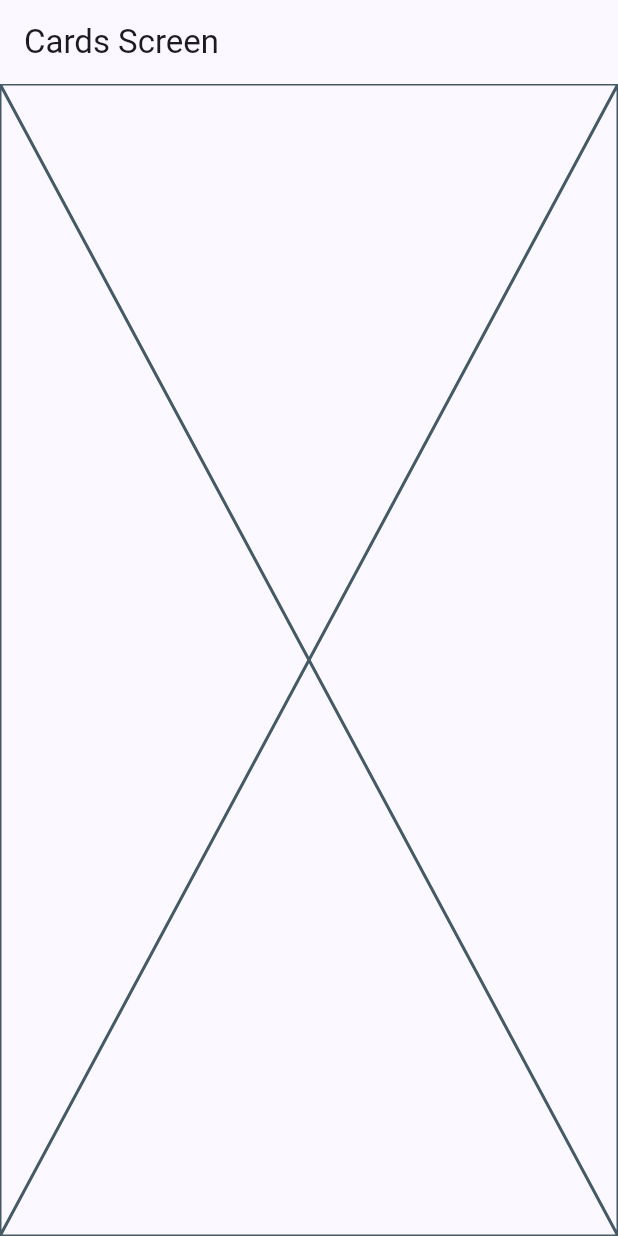
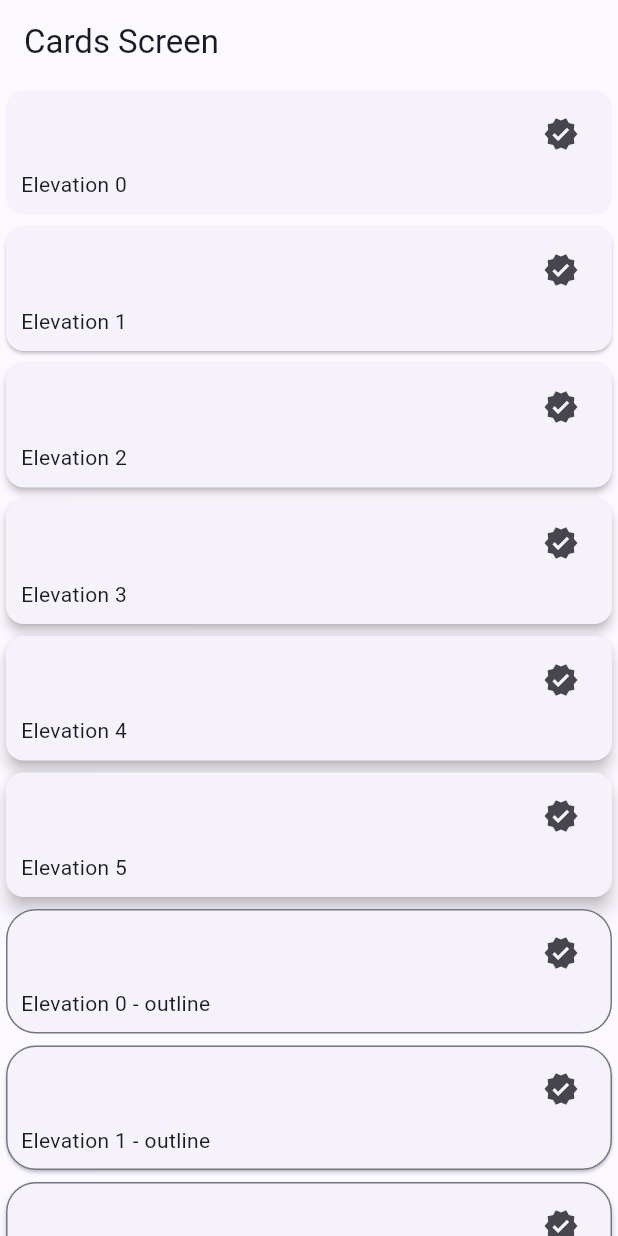
Before and after one commit to manuelsalinas-mx/Flutter-Projects, a Flutter app: the CardsScreen screen opened by its route, on a phone screen of 412 x 824 dp. Run offline on Flutter 3.47's test engine with Material 3 defaults, Android fonts, the phone set to English and light mode, and no system bars; our stand-ins replace animate_do, dio, go_router, video_player.

Commit message:
Custom button + Starting Cards

```diff
--- a/widgets_app/lib/presentation/screens/buttons/buttons_screen.dart
+++ b/widgets_app/lib/presentation/screens/buttons/buttons_screen.dart
@@ -1,5 +1,6 @@
 import 'package:flutter/material.dart';
 import 'package:go_router/go_router.dart';
+import 'package:widgets_app/presentation/widgets/shared/custom_button.dart';
 
 class ButtonsScreen extends StatelessWidget {
   static const name = 'buttons_screen';
@@ -50,6 +51,7 @@ class _ButtonsView extends StatelessWidget {
                         Theme.of(context).colorScheme.primary), iconColor: const MaterialStatePropertyAll(Colors.white))),
 
             // Custom button
+            const MyCustomButton()
           ],
         ),
       ),
--- a/widgets_app/lib/presentation/screens/cards/cards_screen.dart
+++ b/widgets_app/lib/presentation/screens/cards/cards_screen.dart
@@ -1,4 +1,13 @@
 import 'package:flutter/material.dart';
+
+const cards = <Map<String, dynamic>>[
+  {'elevation': 0.0, 'label': 'Elevation 0'},
+  {'elevation': 1.0, 'label': 'Elevation 1'},
+  {'elevation': 2.0, 'label': 'Elevation 2'},
+  {'elevation': 3.0, 'label': 'Elevation 3'},
+  {'elevation': 4.0, 'label': 'Elevation 4'},
+  {'elevation': 5.0, 'label': 'Elevation 5'},
+];
 
 class CardsScreen extends StatelessWidget {
   static const name = 'cards_screen';
@@ -8,7 +17,90 @@ class CardsScreen extends StatelessWidget {
   Widget build(BuildContext context) {
     return Scaffold(
       appBar: AppBar(title: const Text('Cards Screen')),
-      body: const Placeholder(),
+      body: const _CardsView(),
     );
   }
 }
+
+class _CardsView extends StatelessWidget {
+  const _CardsView();
+
+  @override
+  Widget build(BuildContext context) {
+    return SingleChildScrollView(
+      child: Column(
+        children: [
+          ...cards.map((card) =>
+              _CardType1(label: card['label'], elevation: card['elevation'])),
+          ...cards.map((card) =>
+              _CardType2(label: card['label'], elevation: card['elevation'])),
+        ],
+      ),
+    );
+  }
+}
+
+class _CardType1 extends StatelessWidget {
+  final String label;
+  final double elevation;
+
+  const _CardType1({required this.label, required this.elevation});
+
+  @override
+  Widget build(BuildContext context) {
+    return Card(
+      elevation: elevation,
+      child: Padding(
+        padding: const EdgeInsets.fromLTRB(10, 5, 10, 10),
+        child: Column(
+          children: [
+            Align(
+                alignment: Alignment.topRight,
+                child: IconButton(
+                  icon: const Icon(Icons.verified),
+                  onPressed: () {},
+                )),
+            Align(
+              alignment: Alignment.bottomLeft,
+              child: Text(label),
+            )
+          ],
+        ),
+      ),
+    );
+  }
+}
+
+class _CardType2 extends StatelessWidget {
+  final String label;
+  final double elevation;
+
+  const _CardType2({required this.label, required this.elevation});
+
+  @override
+  Widget build(BuildContext context) {
+    return Card(
+      shape: RoundedRectangleBorder(
+          borderRadius: const BorderRadius.all(Radius.circular(20)),
+          side: BorderSide(color: Theme.of(context).colorScheme.outline)),
+      elevation: elevation,
+      child: Padding(
+        padding: const EdgeInsets.fromLTRB(10, 5, 10, 10),
+        child: Column(
+          children: [
+            Align(
+                alignment: Alignment.topRight,
+                child: IconButton(
+                  icon: const Icon(Icons.verified),
+                  onPressed: () {},
+                )),
+            Align(
+              alignment: Alignment.bottomLeft,
+              child: Text('$label - outline'),
+            )
+          ],
+        ),
+      ),
+    );
+  }
+}
--- /dev/null
+++ b/widgets_app/lib/presentation/widgets/shared/custom_button.dart
@@ -0,0 +1,30 @@
+import 'package:flutter/material.dart';
+
+class MyCustomButton extends StatelessWidget {
+  // final IconData icon;
+  // final VoidCallback? onPressed;
+
+  const MyCustomButton({
+    super.key,
+    // required this.icon,
+    // this.onPressed,
+  });
+
+  @override
+  Widget build(BuildContext context) {
+    final colors = Theme.of(context).colorScheme;
+    return ClipRRect(
+      borderRadius: BorderRadius.circular(20),
+      child: Material(
+        color: colors.primary,
+        child: InkWell(
+          onTap: (){},
+          child: const Padding(
+            padding: EdgeInsets.symmetric(horizontal: 20, vertical: 10),
+            child: Text('Hola mundo', style: TextStyle(color: Colors.white)),
+          ),
+        ),
+      ),
+    );
+  }
+}
```
